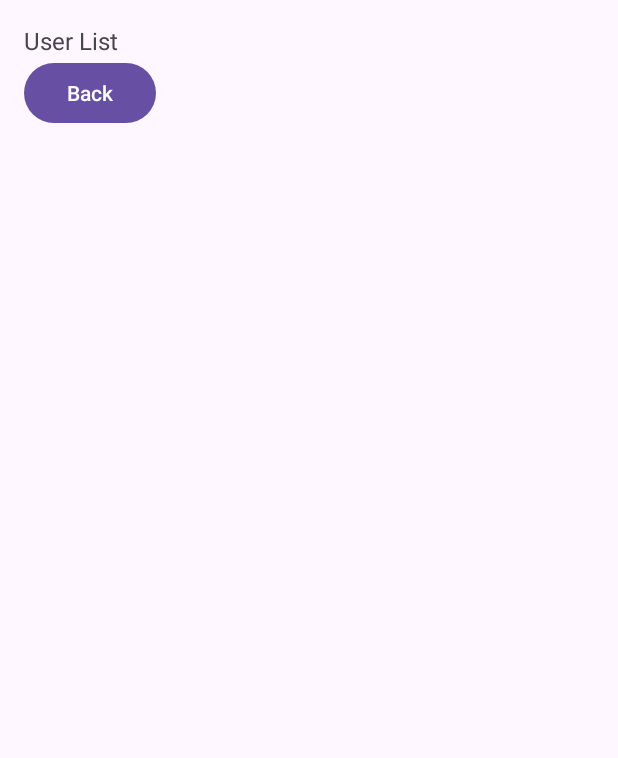
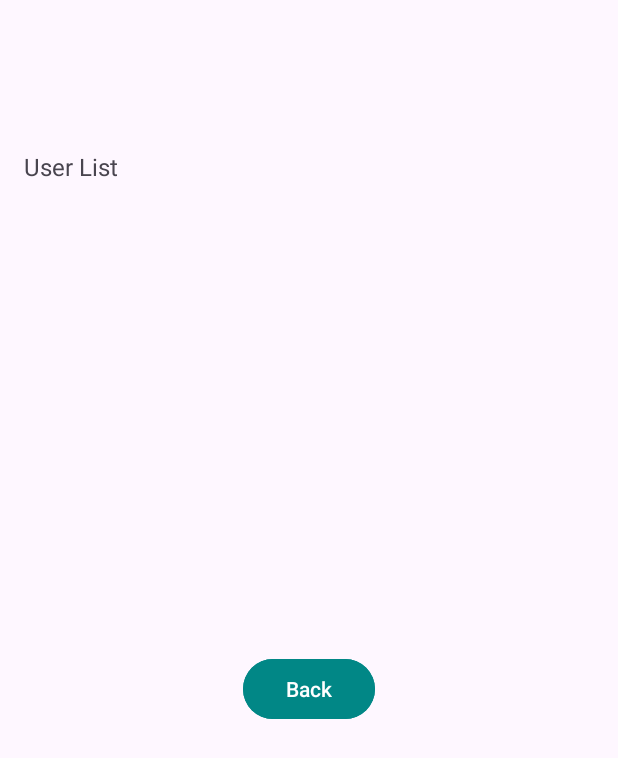
Before and after one commit to MejoresColegios/AutenticatorAndroid, an Android app: the ViewContactsActivity screen opened directly, with no data from a screen before it, on a phone screen of 412 x 824 dp. Shown: the top 758 px of the screen. Run offline under Robolectric (Android 15) with nearby library versions, the light colour scheme and no system bars; our stand-ins replace Firebase (no records; nobody signed in at launch, a user with empty details on screens opened directly).

```diff
--- a/app/src/main/res/layout/activity_view_contacts.xml
+++ b/app/src/main/res/layout/activity_view_contacts.xml
@@ -1,5 +1,7 @@
 <?xml version="1.0" encoding="utf-8"?>
-<LinearLayout xmlns:android="http://schemas.android.com/apk/res/android"
+<androidx.constraintlayout.widget.ConstraintLayout xmlns:android="http://schemas.android.com/apk/res/android"
+    xmlns:app="http://schemas.android.com/apk/res-auto"
+    xmlns:tools="http://schemas.android.com/tools"
     android:layout_width="match_parent"
     android:layout_height="match_parent"
     android:orientation="vertical"
@@ -9,12 +11,25 @@
         android:id="@+id/tvUserList"
         android:layout_width="match_parent"
         android:layout_height="wrap_content"
-        android:text="User List"
-        android:textSize="16sp" />
+        android:layout_marginTop="84dp"
+        android:text="@string/user_list"
+        android:textSize="16sp"
+        app:layout_constraintEnd_toEndOf="parent"
+        app:layout_constraintStart_toStartOf="parent"
+        app:layout_constraintTop_toTopOf="parent" />
 
     <Button
         android:id="@+id/btnBack"
         android:layout_width="wrap_content"
         android:layout_height="wrap_content"
-        android:text="Back" />
-</LinearLayout>
+        android:backgroundTint="@color/design_default_color_secondary_variant"
+        android:text="@string/back"
+        android:textAlignment="center"
+        android:textColor="#FFFFFF"
+        app:layout_constraintBottom_toBottomOf="parent"
+        app:layout_constraintEnd_toEndOf="parent"
+        app:layout_constraintStart_toStartOf="parent"
+        app:layout_constraintTop_toBottomOf="@+id/tvUserList"
+        app:layout_constraintVertical_bias="0.491"
+        tools:ignore="TextContrastCheck" />
+</androidx.constraintlayout.widget.ConstraintLayout>
--- a/app/src/main/res/values/strings.xml
+++ b/app/src/main/res/values/strings.xml
@@ -33,4 +33,5 @@
     <string name="Cancel">Cancel</string>
     <string name="Save">Save</string>
     <string name="back">Back</string>
+    <string name="user_list">User List</string>
 </resources>
```
